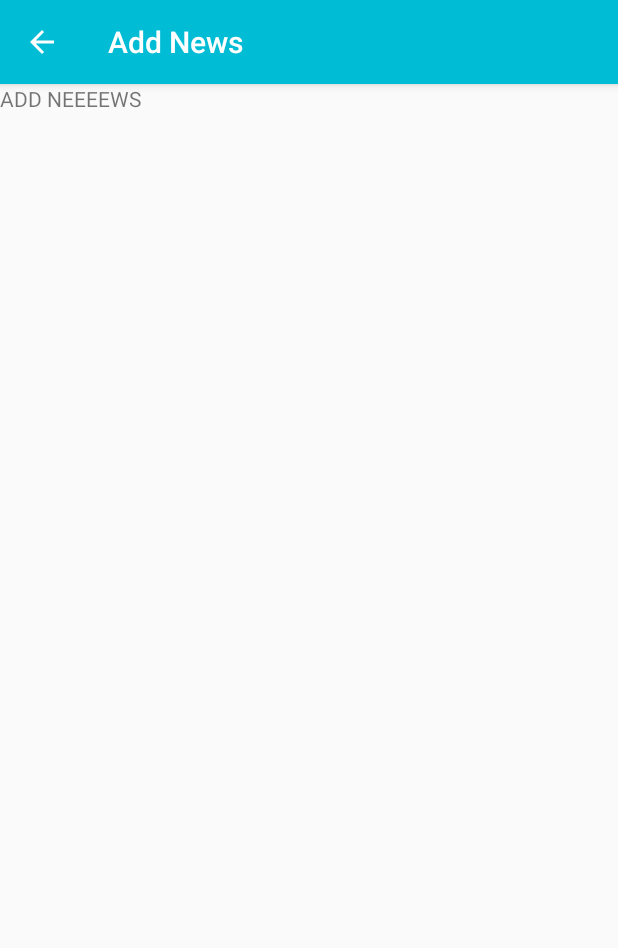
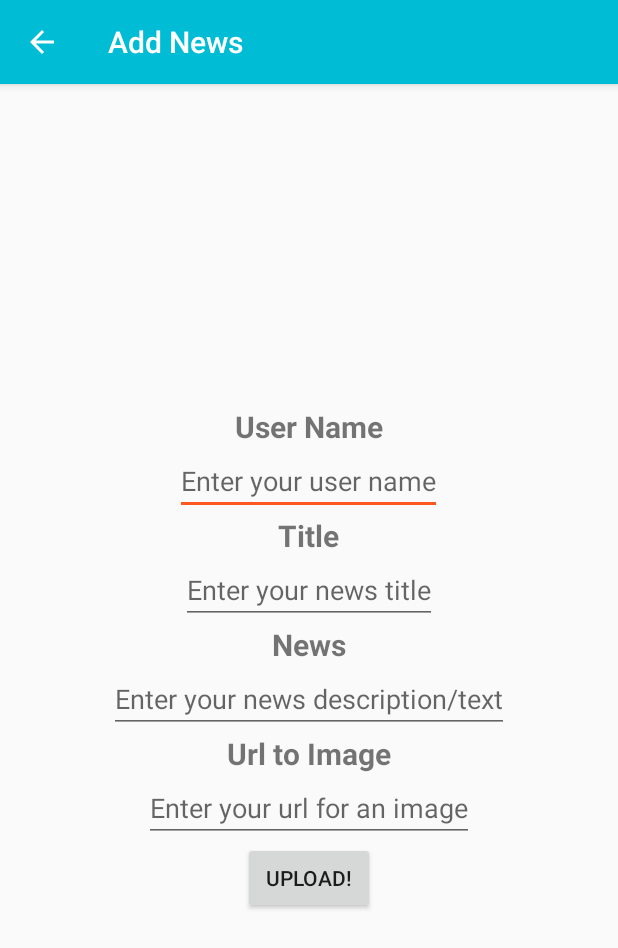
Before and after one commit to OscarEspejoSagues/SocialApp, an Android app: the AddNewsActivity screen opened directly, with no data from a screen before it, on a phone screen of 412 x 824 dp. Shown: the top 948 px of the screen. Run offline under Robolectric (Android 15) with nearby library versions, the phone set to English and light mode, and no system bars; our stand-ins replace Firebase (no records; nobody signed in at launch, a user with empty details on screens opened directly).

Commit message:
Adding News almost done need fix

```diff
--- a/Mysocialweb/app/src/main/java/com/social/oscarespejosagues/mysocialweb/HomeFragment.kt
+++ b/Mysocialweb/app/src/main/java/com/social/oscarespejosagues/mysocialweb/HomeFragment.kt
@@ -36,7 +36,6 @@ class HomeFragment : Fragment() {
         val db = FirebaseFirestore.getInstance()
 
         SendButton.setOnClickListener {
-            //TODO: Check if user is logged in
             if (FirebaseAuth.getInstance().currentUser == null) {
                 //pasas activity por que el fragment no tiene la actividad
                 val signUpIntent = Intent(
@@ -79,12 +78,11 @@ class HomeFragment : Fragment() {
         val db = FirebaseFirestore.getInstance()
         db.collection("messages").orderBy("createdAt", Query.Direction.DESCENDING).get().addOnCompleteListener { task ->
             if (task.isSuccessful) {
-                //TODO GET MESSAGES
                 val list = ArrayList<MessageModel>()
                 task.result?.forEach{documentSnapshot->
                     documentSnapshot.data //ES la info del documento
                     val message = documentSnapshot.toObject(MessageModel::class.java)
-                    Log.i("MainActivity", "Got message with text:"+message.text);
+                    //Log.i("MainActivity", "Got message with text:"+message.text);
                     list.add(message);
                 }
                 activity?.let {
--- a/Mysocialweb/app/src/main/java/com/social/oscarespejosagues/mysocialweb/LogInActivity.kt
+++ b/Mysocialweb/app/src/main/java/com/social/oscarespejosagues/mysocialweb/LogInActivity.kt
@@ -23,7 +23,7 @@ class LogInActivity : AppCompatActivity() {
 
             if (!email.isEmpty() && !password.isEmpty()){
                 auth.signInWithEmailAndPassword(email,password).addOnCompleteListener(this) { task ->
-                    Log.e("MainActivity",task.exception.toString())
+                    //Log.e("MainActivity",task.exception.toString())
                     progressbarlogin.visibility = View.VISIBLE;
                     if (task.isSuccessful){
                         Toast.makeText(this,"Welcome", Toast.LENGTH_SHORT).show();
--- a/Mysocialweb/app/src/main/res/layout/activity_add_news.xml
+++ b/Mysocialweb/app/src/main/res/layout/activity_add_news.xml
@@ -6,9 +6,71 @@
         android:layout_width="match_parent"
          android:layout_height="match_parent">
 
-    <TextView
-            android:layout_width="wrap_content"
-            android:text="ADD NEEEEWS"
-            android:layout_height="wrap_content"/>
+    <LinearLayout
+            android:layout_width="match_parent"
+            android:layout_height="match_parent"
+            android:orientation="vertical"
+            android:gravity="center">
+
+        <TextView   android:layout_width="wrap_content"
+                    android:layout_height="wrap_content"
+                    android:textStyle="bold"
+                    android:textSize="@dimen/fontsize"
+                    android:text="User Name"/>
+        <EditText
+                android:id="@+id/usernameInputAddNews"
+                android:layout_width="wrap_content"
+                android:layout_height="wrap_content"
+                android:lines="1"
+                android:layout_gravity="center"
+                android:hint="Enter your user name"/>
+
+        <TextView   android:layout_width="wrap_content"
+                    android:layout_height="wrap_content"
+                    android:textStyle="bold"
+                    android:textSize="@dimen/fontsize"
+                    android:text="Title"/>
+        <EditText
+                android:id="@+id/titleInputAddNews"
+                android:layout_width="wrap_content"
+                android:layout_height="wrap_content"
+                android:lines="1"
+                android:layout_gravity="center"
+                android:hint="Enter your news title"/>
+
+        <TextView   android:layout_width="wrap_content"
+                    android:layout_height="wrap_content"
+                    android:textStyle="bold"
+                    android:textSize="@dimen/fontsize"
+                    android:text="News"/>
+        <EditText
+                android:id="@+id/descriptionInputAddNews"
+                android:layout_width="wrap_content"
+                android:layout_height="wrap_content"
+                android:lines="1"
+                android:layout_gravity="center"
+                android:hint="Enter your news description/text"/>
+
+        <TextView   android:layout_width="wrap_content"
+                    android:layout_height="wrap_content"
+                    android:textStyle="bold"
+                    android:textSize="@dimen/fontsize"
+                    android:text="Url to Image"/>
+        <EditText
+                android:id="@+id/urlInputAddNews"
+                android:layout_width="wrap_content"
+                android:layout_height="wrap_content"
+                android:lines="1"
+                android:layout_gravity="center"
+                android:hint="Enter your url for an image"/>
+
+        <Button
+                android:id="@+id/uploadthenews"
+                android:layout_width="wrap_content"
+                android:layout_height="wrap_content"
+                android:text="Upload!"/>
+
+
+    </LinearLayout>
 
 </android.support.constraint.ConstraintLayout>
```
Also changed, not shown: Mysocialweb/app/src/main/java/com/social/oscarespejosagues/mysocialweb/AddNewsActivity.kt (+49 -0 lines), Mysocialweb/app/src/main/java/com/social/oscarespejosagues/mysocialweb/NewsFragment.kt (+7 -1 lines).
